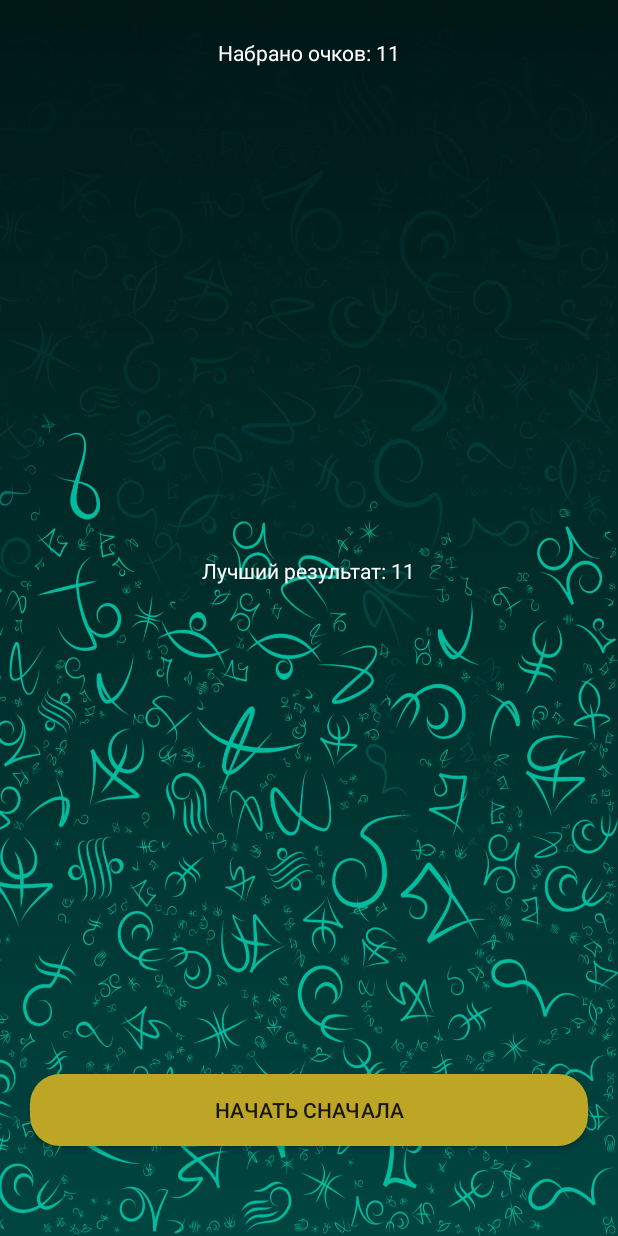
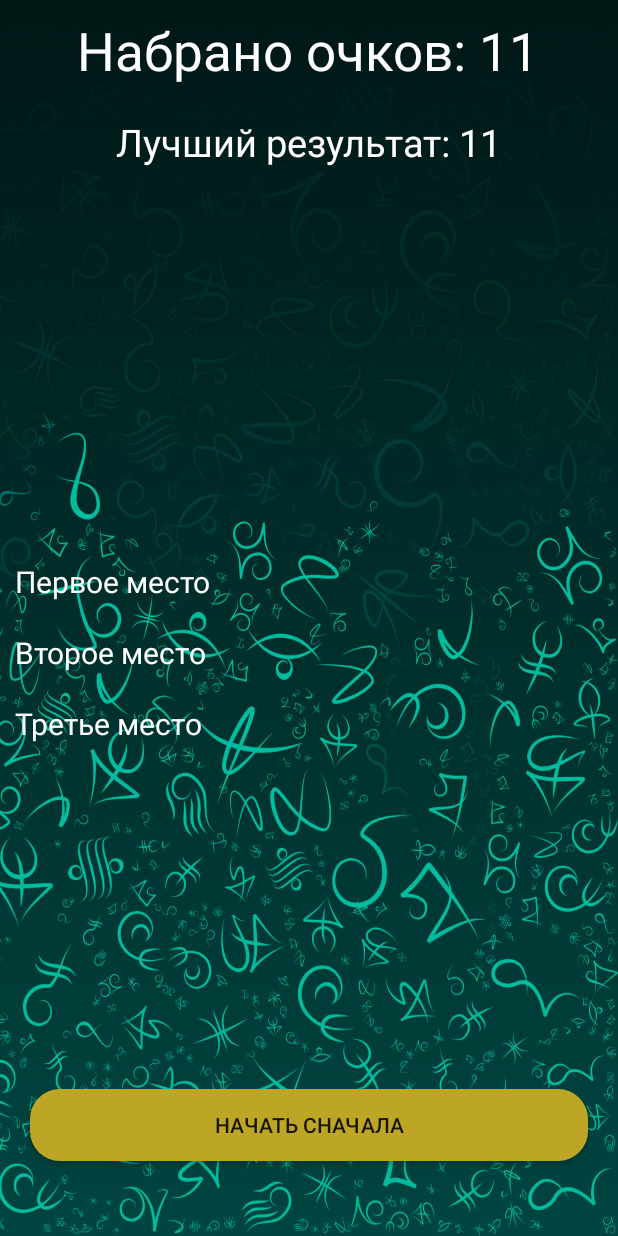
Before and after one commit to SkaZo4nikk/guruofmath, an Android app: the layout activity_score_board.xml on its own in the app's theme, with its tools: preview values and no code run, on a phone screen of 412 x 824 dp. Run offline under Robolectric (Android 15) with nearby library versions, the phone set to English and light mode, and no system bars; Roboto replaces fonts that are not available here.

Commit message:
design state

```diff
--- a/app/src/main/java/com/example/guruofmath/MainActivity.java
+++ b/app/src/main/java/com/example/guruofmath/MainActivity.java
@@ -160,7 +160,7 @@ public class MainActivity extends AppCompatActivity {
                                 user.setEmail(email.getText().toString());
                                 user.setPass(password.getText().toString());
                                 user.setName(name.getText().toString());
-                                user.setScore("0");
+                                user.setScore(0);
 
                                 users.child(FirebaseAuth.getInstance().getCurrentUser().getUid())
                                         .setValue(user)
--- a/app/src/main/res/layout/activity_score_board.xml
+++ b/app/src/main/res/layout/activity_score_board.xml
@@ -9,38 +9,76 @@
 
     <LinearLayout
         android:layout_width="match_parent"
-        android:layout_height="match_parent"
+        android:layout_height="wrap_content"
+        android:layout_alignParentTop="true"
+        android:gravity="center"
         android:layout_centerHorizontal="true"
-        android:gravity="center"
         android:orientation="vertical">
 
         <TextView
             android:id="@+id/CurrentScore"
             android:layout_width="wrap_content"
-            android:layout_marginTop="25dp"
             android:layout_height="wrap_content"
-            android:textColor="@color/white"
-            android:layout_weight="1"
-            android:text="Набрано очков: 11" />
+            android:layout_marginTop="10dp"
+            android:textSize="35sp"
+            android:text="Набрано очков: 11"
+            android:textColor="@color/white" />
 
         <TextView
             android:id="@+id/BestScore"
             android:layout_width="wrap_content"
-            android:textColor="@color/white"
             android:layout_height="wrap_content"
-            android:layout_weight="1"
-            android:text="Лучший результат: 11" />
+            android:textSize="25sp"
+            android:layout_marginTop="20dp"
+            android:text="Лучший результат: 11"
+            android:textColor="@color/white" />
+    </LinearLayout>
+
+    <LinearLayout
+        android:layout_width="match_parent"
+        android:gravity="center"
+        android:layout_height="wrap_content"
+        android:layout_above="@id/StartAgain"
+        android:layout_marginBottom="220dp"
+        android:layout_centerHorizontal="true"
+        android:orientation="vertical">
+
+        <TextView
+            android:id="@+id/FirstPlace"
+            android:layout_width="match_parent"
+            android:layout_margin="10dp"
+            android:layout_height="wrap_content"
+            android:text="Первое место"
+            android:textSize="20sp"
+            android:textColor="@color/white" />
+
+        <TextView
+            android:id="@+id/SecondPlace"
+            android:layout_width="match_parent"
+            android:layout_margin="10dp"
+            android:layout_height="wrap_content"
+            android:textSize="20sp"
+            android:text="Второе место"
+            android:textColor="@color/white" />
+
+        <TextView
+            android:id="@+id/ThirdPlace"
+            android:layout_width="match_parent"
+            android:layout_margin="10dp"
+            android:layout_height="wrap_content"
+            android:textSize="20sp"
+            android:text="Третье место"
+            android:textColor="@color/white" />
+    </LinearLayout>
 
     <Button
         android:id="@+id/StartAgain"
+        android:layout_alignParentBottom="true"
         android:layout_width="match_parent"
         android:layout_height="wrap_content"
-            android:gravity="center"
+        android:layout_marginBottom="50dp"
         android:layout_marginEnd="20dp"
         android:layout_marginStart="20dp"
         android:background="@drawable/button_answer"
-            android:text="Начать сначала"
-            android:layout_marginBottom="60dp"/>
-    </LinearLayout>
-
+        android:text="Начать сначала" />
 </RelativeLayout>
```
Also changed, not shown: app/src/main/java/com/example/guruofmath/MathTest.java (+5 -6 lines), app/src/main/java/com/example/guruofmath/Models/User.java (+5 -4 lines), app/src/main/java/com/example/guruofmath/ScoreBoard.java (+61 -2 lines), app/src/main/res/layout/activity_math_test.xml (+10 -4 lines). Lines whose indentation alone changed are shown as unchanged.
